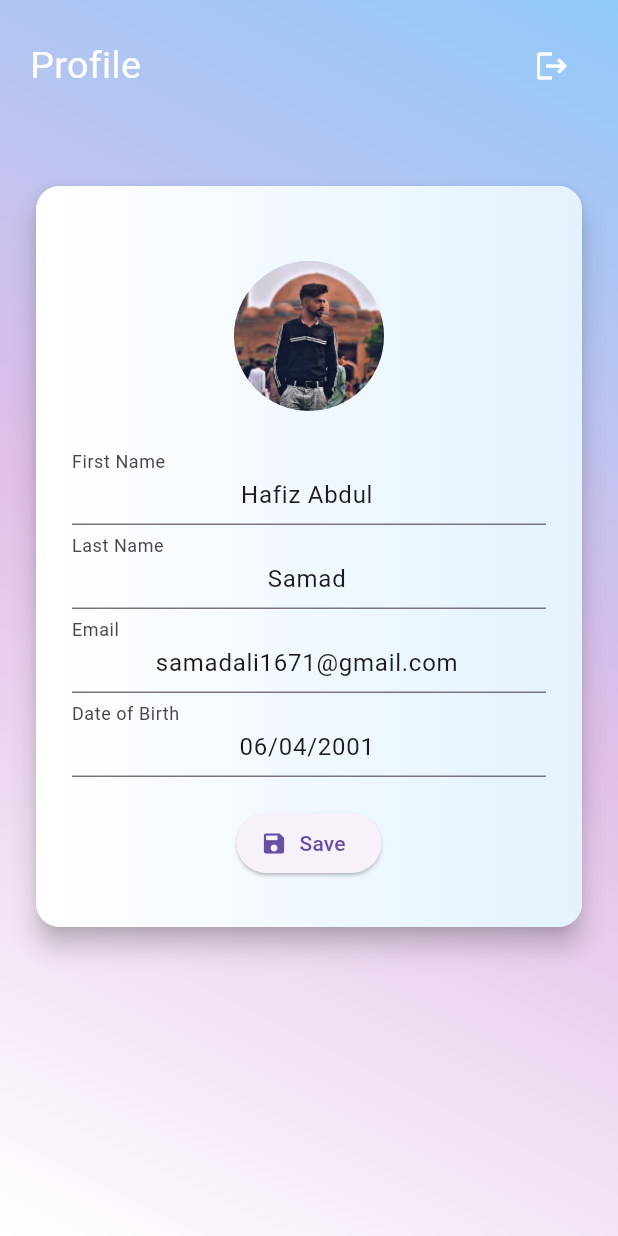
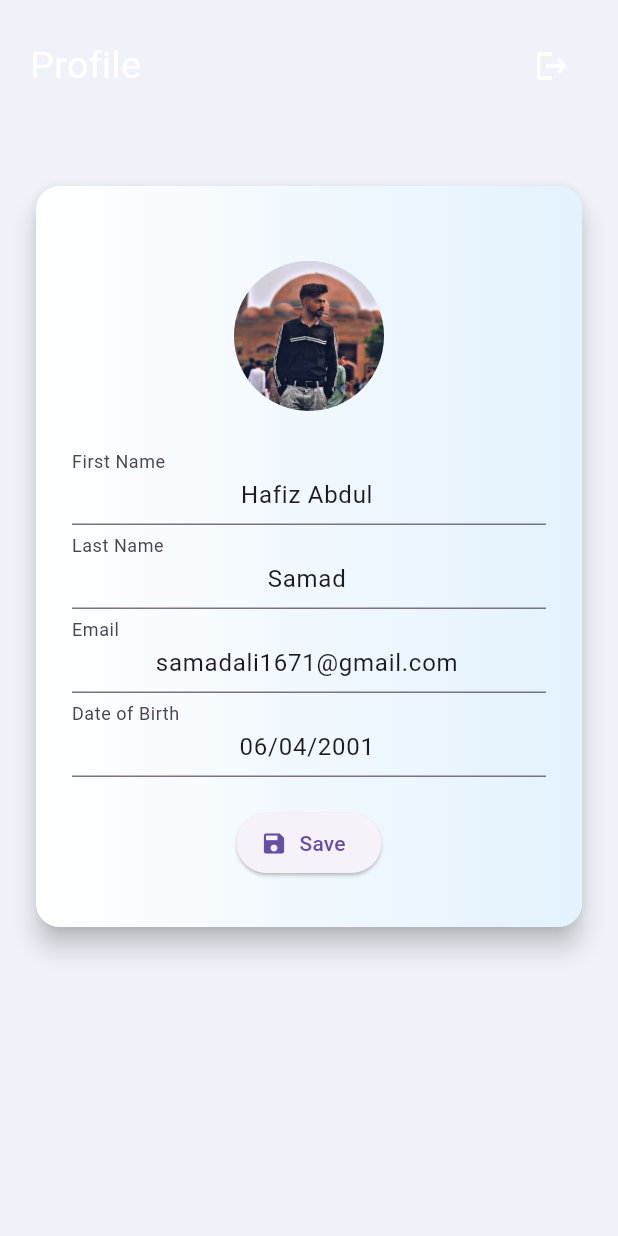
Before and after one commit to MeharSam1671/MadadGaar, a Flutter app: the ProfileScreen screen opened by its route, after a tap on "Edit", on a phone screen of 412 x 824 dp. Run offline on Flutter 3.47's test engine with Material 3 defaults, Android fonts, the phone set to English and light mode, and no system bars; our stand-ins replace audioplayers, firebase_core, geocoding, geolocator, google_maps_flutter, image_picker and 1 more; missing offline and left inert: flutter_polyline_points, record; accounts and stored records are empty; project files that could hold a hidden picture were left out; key blocks and very long unbroken strings in the code were emptied for the run.

Commit message:
New Ui From Hafiz Abdul Samad

```diff
--- a/lib/Home/newhome.dart
+++ b/lib/Home/newhome.dart
@@ -3,9 +3,10 @@
 import 'package:madadgaar/Home/showdialog.dart';
 import 'package:madadgaar/Maps/maps.dart';
 import 'package:madadgaar/Maps/simplemaps.dart';
+import 'package:madadgaar/Profile.dart';
+import 'package:madadgaar/Profile/profile.dart';
 
 class Newhome extends StatefulWidget {
-
   const Newhome({super.key});
 
   @override
@@ -15,14 +16,15 @@
 class _NewhomeState extends State<Newhome> {
   @override
   Widget build(BuildContext context) {
-    final args = ModalRoute.of(context)!.settings.arguments as Map<String, dynamic>;
+    bool Login = true;
+    final args =
+        ModalRoute.of(context)!.settings.arguments as Map<String, dynamic>;
     final city = args['City'];
     final country = args['Country'];
     final List<String> queries = [
       "I had an \naccident",
       "I need \nmedical help",
       "I feel \nunsafe",
-
     ];
 
     return Scaffold(
@@ -48,7 +50,31 @@
                         ],
                       ),
                     ),
-                    SafeArea(child: Icon(Icons.person)),
+                    GestureDetector(
+                      child: SafeArea(
+                        child: Login
+                            ? Container(
+                          width: 40,
+                          height: 40,
+                          decoration: BoxDecoration(
+                            borderRadius: BorderRadius.circular(50),
+                            image: DecorationImage(
+                              image: AssetImage("assets/my_image.jpg"),
+                              fit: BoxFit.cover,
+                            ),
+                          ),
+                        )
+                            : Icon(Icons.person),
+                      ),
+
+                      onTap: () {
+                        Navigator.push(
+                            context,
+                            MaterialPageRoute(
+                              builder: (context) => ProfileScreen(),
+                            ));
+                      },
+                    ),
                   ]),
             ),
             Positioned(
@@ -98,8 +124,13 @@
                         decoration: BoxDecoration(
                           shape: BoxShape.circle,
                           gradient: const LinearGradient(
-                            colors: [Colors.red, Color(0xFFD32F2F)],
-                            begin: Alignment.topCenter,
+                            colors: [
+                              Colors.white,
+                              Color(0xFFD32F2F),
+                              Color(0xFFD32F2F),
+                              Color(0xFFD32F2F),
+                            ],
+                            begin: Alignment.topLeft,
                             end: Alignment.bottomCenter,
                           ),
                           boxShadow: [
@@ -115,8 +146,7 @@
                           icon: const Icon(Icons.sos,
                               size: 50, color: Colors.white),
                           onPressed: () {
-                              showScaleDialog(context);
-
+                            showScaleDialog(context);
                           },
                         ),
                       ),
@@ -128,7 +158,7 @@
             ),
             Positioned(
                 top: 460,
-                left: MediaQuery.of(context).size.width/5,
+                left: MediaQuery.of(context).size.width / 5,
                 child: Text(
                   "Not Sure What to do?",
                   style: TextStyle(
@@ -141,12 +171,10 @@
                 )),
             Positioned(
                 top: 490,
-                left: MediaQuery.of(context).size.width/3,
+                left: MediaQuery.of(context).size.width / 3,
                 child: Text(
                   "Pick a Subject to call",
-
                 )),
-
             Positioned(
               bottom: 60,
               left: -70,
@@ -158,7 +186,6 @@
                   itemCount: queries.length,
                   itemBuilder: (context, index) {
                     // Sample emergency queries
-
 
                     return Container(
                       margin: EdgeInsets.symmetric(horizontal: 10),
@@ -173,20 +200,17 @@
                             crossAxisAlignment: CrossAxisAlignment.start,
                             mainAxisAlignment: MainAxisAlignment.center,
                             children: [
-
                               Text(
                                 queries[index],
                                 style: TextStyle(
-                                    fontSize: 18,
-                                    fontWeight: FontWeight.bold),
+                                    fontSize: 18, fontWeight: FontWeight.bold),
                               ),
                               SizedBox(height: 10),
                               Row(
                                 mainAxisAlignment:
                                     MainAxisAlignment.spaceBetween,
                                 children: [
-                                  Icon(Icons.arrow_forward,
-                                      color: Colors.red),
+                                  Icon(Icons.arrow_forward, color: Colors.red),
                                   SizedBox(width: 8),
                                   Icon(
                                     Icons.text_fields,
@@ -211,18 +235,20 @@
       ),
       bottomNavigationBar: BottomNavigationBar(
         currentIndex: 0,
-        selectedItemColor: Colors.redAccent,// Optional, but recommended
+        selectedItemColor: Colors.redAccent, // Optional, but recommended
         onTap: (index) {
-          if(index==1){
-            Navigator.push(context, MaterialPageRoute(builder: (context) => Simplemaps(),));
+          if (index == 1) {
+            Navigator.push(
+                context,
+                MaterialPageRoute(
+                  builder: (context) => Simplemaps(),
+                ));
           }
           /*if(index==2){
             Navigator.push(context, History());
 
           }*/
-          if(index==0){
-
-          }
+          if (index == 0) {}
         },
         items: const [
           BottomNavigationBarItem(
@@ -239,7 +265,6 @@
           ),
         ],
       ),
-
     );
   }
 }
--- a/lib/Profile/profile.dart
+++ b/lib/Profile/profile.dart
@@ -35,20 +35,13 @@
   @override
   Widget build(BuildContext context) {
     return Scaffold(
-      backgroundColor: Colors.transparent, // Transparent to show gradient
+      backgroundColor: Color(0xFFEFF3F9), // Transparent to show gradient
 
       body: Container(
         height: MediaQuery.of(context).size.height,
         decoration: BoxDecoration(
-          gradient: LinearGradient(
-            begin: Alignment.topRight,
-            end: Alignment.bottomLeft,
-            colors: [
-              Colors.blue.shade200,
-              Colors.purple.shade100,
-              Colors.white,
-            ],
-          ),
+
+
         ),
         child: SafeArea(
           child: SingleChildScrollView(
--- a/lib/splashscreen.dart
+++ b/lib/splashscreen.dart
@@ -146,7 +146,7 @@
     return WillPopScope(
       onWillPop: () async => false, // 🔒 Disable back button on splash screen
       child: Scaffold(
-        backgroundColor: Colors.white,
+        backgroundColor: Color(0xFFEFF3F9),
         body: SafeArea(
           child: Center(
             child: Column(
```
